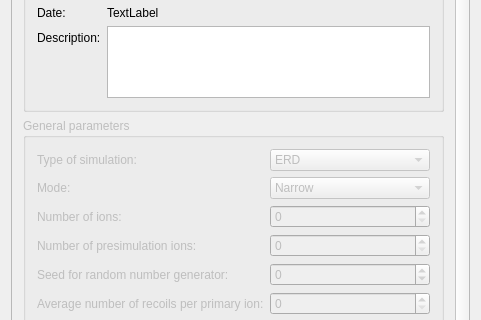
Qt form ui_files/ui_request_simulation_settings.ui (JYU-IBA/potku) before a commit; both pictures show x 0 to 481 and y 104 to 424 of the 481 by 534 pixel window.
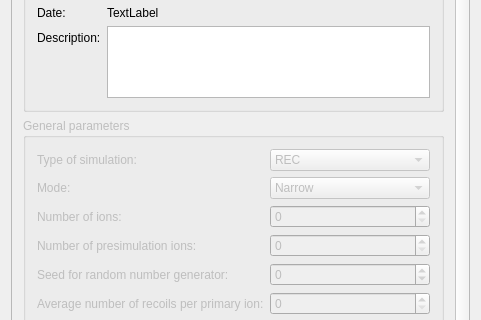
The same form after that commit.

Commit message: Changed simulation type parameter to have options REC and SCT. Now it is also saved to file.

```diff
--- a/ui_files/ui_request_simulation_settings.ui
+++ b/ui_files/ui_request_simulation_settings.ui
@@ -90,9 +90,9 @@
       <property name="geometry">
        <rect>
         <x>0</x>
-        <y>-200</y>
-        <width>445</width>
-        <height>676</height>
+        <y>0</y>
+        <width>444</width>
+        <height>505</height>
        </rect>
       </property>
       <layout class="QVBoxLayout" name="verticalLayout_2">
@@ -485,7 +485,7 @@
                 </property>
                 <item>
                  <property name="text">
-                  <string>ERD</string>
+                  <string>REC</string>
                  </property>
                 </item>
                 <item>
```
Left out of the diff: 2 changed lines with no effect on the pictures. The commit also changes 3 other files.
